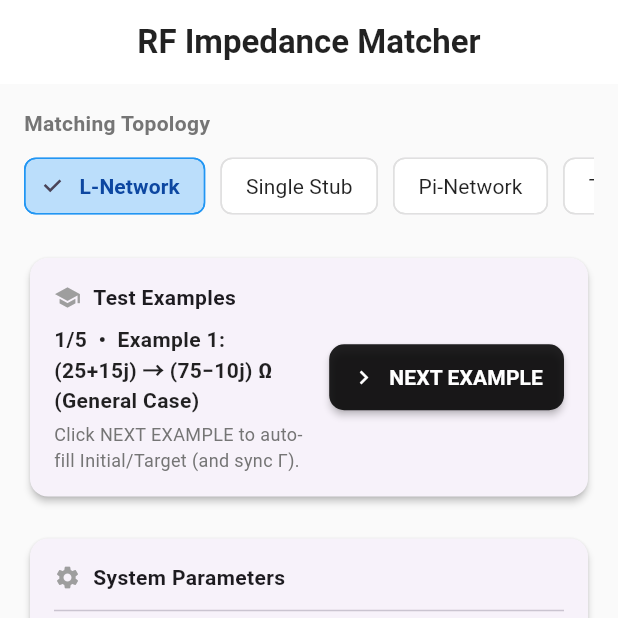
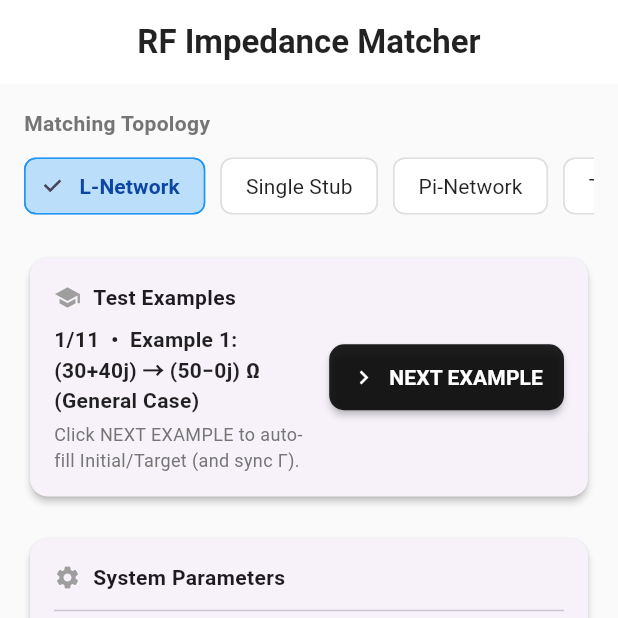
Before and after one commit to kinKKKdred/Matchingnetwork, a Flutter app: the screen it shows after launch, on a phone screen of 412 x 824 dp, the top half of it. Run offline on Flutter 3.47's test engine with Material 3 defaults, Android fonts, the phone set to English and light mode, and no system bars; missing offline and left inert: complex, flutter_math_fork; statements that could not run were skipped.

Commit message:
update some examples in the textbook

```diff
--- a/lib/pages/home_page.dart
+++ b/lib/pages/home_page.dart
@@ -105,7 +105,7 @@ class _HomePageState extends State<HomePage> {
     // Default: Z0 = 50Ω, f = 2.45 GHz. You can edit these examples here.
     return [
       _TestExample(
-        name: 'Example 1: (25+15j) → (75−10j) Ω (General Case)',
+        name: 'Example 1: (30+40j) → (50−0j) Ω (General Case)',
         frequencyText: '2.45e9',
         z0Text: '50',
         zInitial: Complex(30, 40),
@@ -138,6 +138,48 @@ class _HomePageState extends State<HomePage> {
         z0Text: '50',
         zInitial: Complex(10, 0),
         zTarget: Complex(10, 0),
+      ),
+      _TestExample(
+        name: 'Example 6:(Example 4-7 output-gain) Γintial=0 →Γtarget=0.51∠(-4.77°)',
+        frequencyText: '3e9',
+        z0Text: '50',
+        zInitial: Complex(50, 0),
+        zTarget: Complex(151.8474, -17.4072),
+      ),
+      _TestExample(
+        name: 'Example 7:(Example 4-7 input-gain) Γintial=0 →Γtarget=0.704∠(174°)',
+        frequencyText: '3e9',
+        z0Text: '50',
+        zInitial: Complex(50, 0),
+        zTarget: Complex(8.7086, 2.5411),
+      ),
+      _TestExample(
+        name: 'Example 8:(Example 4-8 output-gain) Γintial=0 →Γtarget=0.45∠(30°)',
+        frequencyText: '9e9',
+        z0Text: '50',
+        zInitial: Complex(50, 0),
+        zTarget: Complex(94.2500, 53.1818),
+      ),
+      _TestExample(
+        name: 'Example 9:(Example 4-8 input-gain) Γintial=0 →Γtarget=0.55∠(150°)',
+        frequencyText: '9e9',
+        z0Text: '50',
+        zInitial: Complex(50, 0),
+        zTarget: Complex(15.4648, 12.1944),
+      ),
+      _TestExample(
+        name: 'Example 10:(Example 4-9 output-gain) Γintial=0 →Γtarget=0.497∠(-9.41°)',
+        frequencyText: '1e9',
+        z0Text: '50',
+        zInitial: Complex(50, 0),
+        zTarget: Complex(141.3353, -30.5042),
+      ),
+      _TestExample(
+        name: 'Example 11:(Example 4-9 input-gain) Γintial=0 →Γtarget=0.221∠(-172.3°)',
+        frequencyText: '1e9',
+        z0Text: '50',
+        zInitial: Complex(50, 0),
+        zTarget: Complex(31.9856, -1.9915),
       ),
     ];
   }
```
